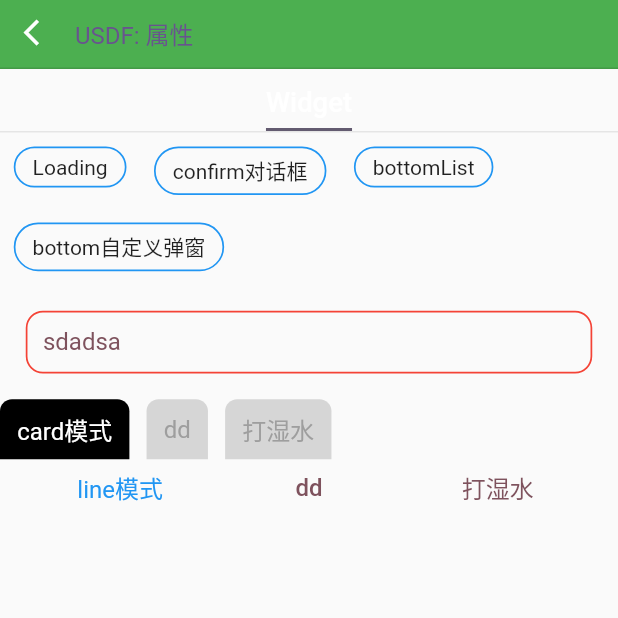
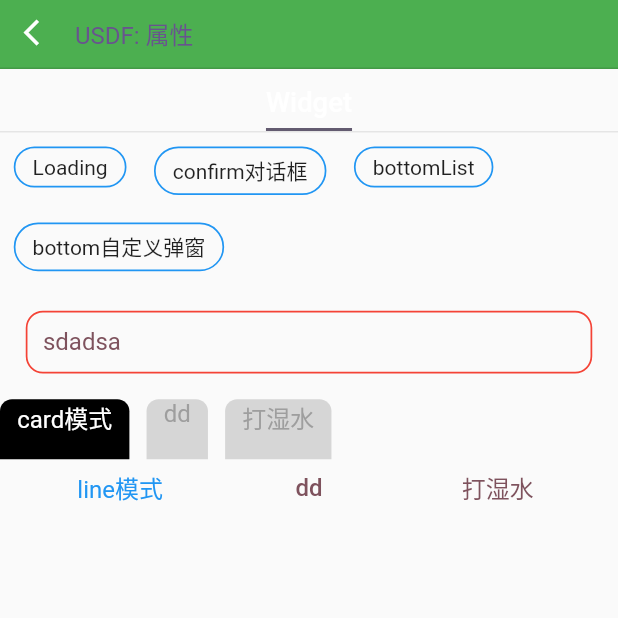
Before and after one commit to junixapp/flutter_utils, a Flutter app: the screen it shows after launch, on a phone screen of 412 x 824 dp, the top half of it. Run offline on Flutter 3.47's test engine with Material 3 defaults, Android fonts, the phone set to English and light mode, and no system bars; drawn by our look-alikes of keyboard_dismisser; our stand-ins replace after_layout, cached_network_image, dio, flutter_cache_manager, flutter_screenutil, fluttertoast and 6 more; missing offline and left inert: file_saver, image_gallery_saver2.

Commit message:
release 0.0.53

```diff
--- a/lib/widget/super_container.dart
+++ b/lib/widget/super_container.dart
@@ -22,7 +22,7 @@ class SuperContainer extends StatelessWidget {
   final BoxFit bgImgFit;
   final String? bgImgName;
   final BoxConstraints? constraints;
-  final AlignmentGeometry align;
+  final AlignmentGeometry? align;
   final EdgeInsetsGeometry? padding;
   final EdgeInsetsGeometry? margin;
   final Gradient? gradient;
@@ -40,7 +40,7 @@ class SuperContainer extends StatelessWidget {
         this.margin,
         this.height,
         this.color,
-        this.align = Alignment.center,
+        this.align,
         this.shadow = 0,
         this.shadowColor = const Color(0x10000000),
         this.shadowRadius = 0,
@@ -56,28 +56,20 @@ class SuperContainer extends StatelessWidget {
 
   @override
   Widget build(BuildContext context) {
-    return Container(
-      margin: margin,
-      constraints: constraints,
-      child: OnClick(
-          Opacity(
-            opacity: opacity ?? (disabled ? 0.5 : 1),
-            child: Stack(
-              children: [
-                _buildBackground(),
-                // if (foregroundColor != null) _buildForeground(),
-              ],
-            ),
-          ),
-          onTap: disabled ? null : onTap,
-          onLongPress: onLongPress),
-    );
+    return OnClick(
+        Opacity(
+          opacity: opacity ?? (disabled ? 0.5 : 1),
+          child: _buildChild(),
+        ),
+        onTap: disabled ? null : onTap,
+        onLongPress: onLongPress);
   }
 
-  Widget _buildBackground() {
+  Widget _buildChild() {
     return Container(
       alignment: align,
       padding: padding,
+      constraints: constraints,
       width: width,
       height: height,
       clipBehavior: Clip.antiAlias,
--- a/lib/widget/super_text.dart
+++ b/lib/widget/super_text.dart
@@ -15,7 +15,7 @@ class SuperText extends StatelessWidget {
   final EdgeInsetsGeometry padding;
   final EdgeInsetsGeometry margin;
   final Color? bgColor;
-  final AlignmentGeometry alignment;
+  final AlignmentGeometry? align;
   final BorderRadiusGeometry? borderRadius;
   final double? radius;
   final Gradient? gradient;
@@ -42,7 +42,7 @@ class SuperText extends StatelessWidget {
       this.padding = const EdgeInsets.all(0),
       this.margin = const EdgeInsets.all(0),
       this.bgColor,
-      this.alignment = Alignment.center,
+      this.align,
       this.borderRadius,
       this.gradient,
       this.border,
@@ -87,7 +87,7 @@ class SuperText extends StatelessWidget {
       height: height,
       padding: padding,
       margin: margin,
-      alignment: alignment,
+      alignment: align,
       decoration: BoxDecoration(
           color: bgColor,
           borderRadius:
@@ -107,8 +107,8 @@ class SuperText extends StatelessWidget {
 
   MainAxisAlignment _fixAlign() {
     if (spaceBetween) return MainAxisAlignment.spaceBetween;
-    if (alignment == Alignment.centerLeft) return MainAxisAlignment.start;
-    if (alignment == Alignment.centerRight) return MainAxisAlignment.end;
+    if (align == Alignment.centerLeft) return MainAxisAlignment.start;
+    if (align == Alignment.centerRight) return MainAxisAlignment.end;
     return MainAxisAlignment.center;
   }
 
--- a/pubspec.yaml
+++ b/pubspec.yaml
@@ -1,6 +1,6 @@
 name: fuck_utils
 description: Awesome flutter util code.
-version: 0.0.52
+version: 0.0.53
 homepage: https://github.com/li-xiaojun/flutter_utils
 
 environment:
```
Also changed, not shown: 1 other file.
